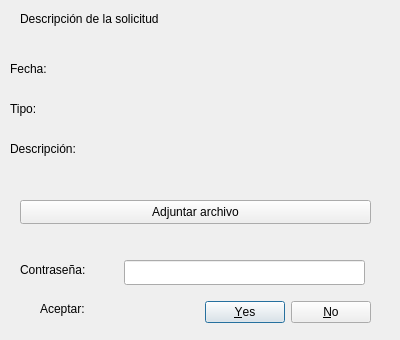
The window that Interfaz/request_description.ui (Los-Pollitos/PI-Redes-Sistemas-Operativos) describes before a commit, drawn with Qt 5.
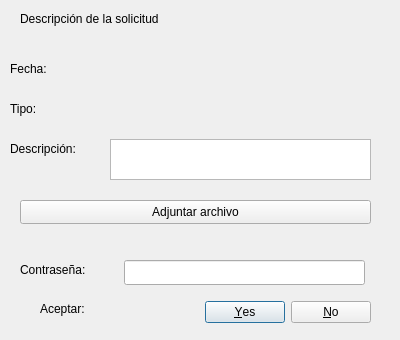
The same window after the commit.

The edit to the form file:
```diff
--- a/Interfaz/request_description.ui
+++ b/Interfaz/request_description.ui
@@ -78,19 +78,6 @@
     <string/>
    </property>
   </widget>
-  <widget class="QLabel" name="label_descripcion">
-   <property name="geometry">
-    <rect>
-     <x>110</x>
-     <y>140</y>
-     <width>251</width>
-     <height>41</height>
-    </rect>
-   </property>
-   <property name="text">
-    <string/>
-   </property>
-  </widget>
   <widget class="QDialogButtonBox" name="buttonBox">
    <property name="geometry">
     <rect>
@@ -169,6 +156,16 @@
     <string>Adjuntar archivo</string>
    </property>
   </widget>
+  <widget class="QPlainTextEdit" name="label_descripcion">
+   <property name="geometry">
+    <rect>
+     <x>110</x>
+     <y>139</y>
+     <width>261</width>
+     <height>41</height>
+    </rect>
+   </property>
+  </widget>
  </widget>
  <resources/>
  <connections/>
```
